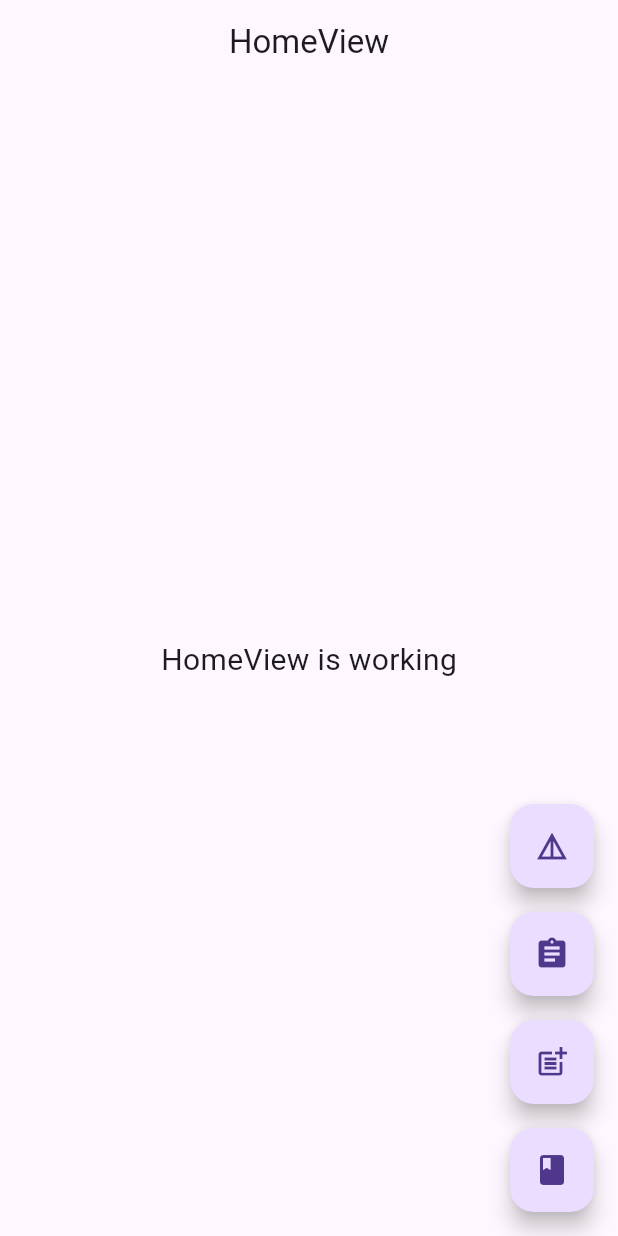
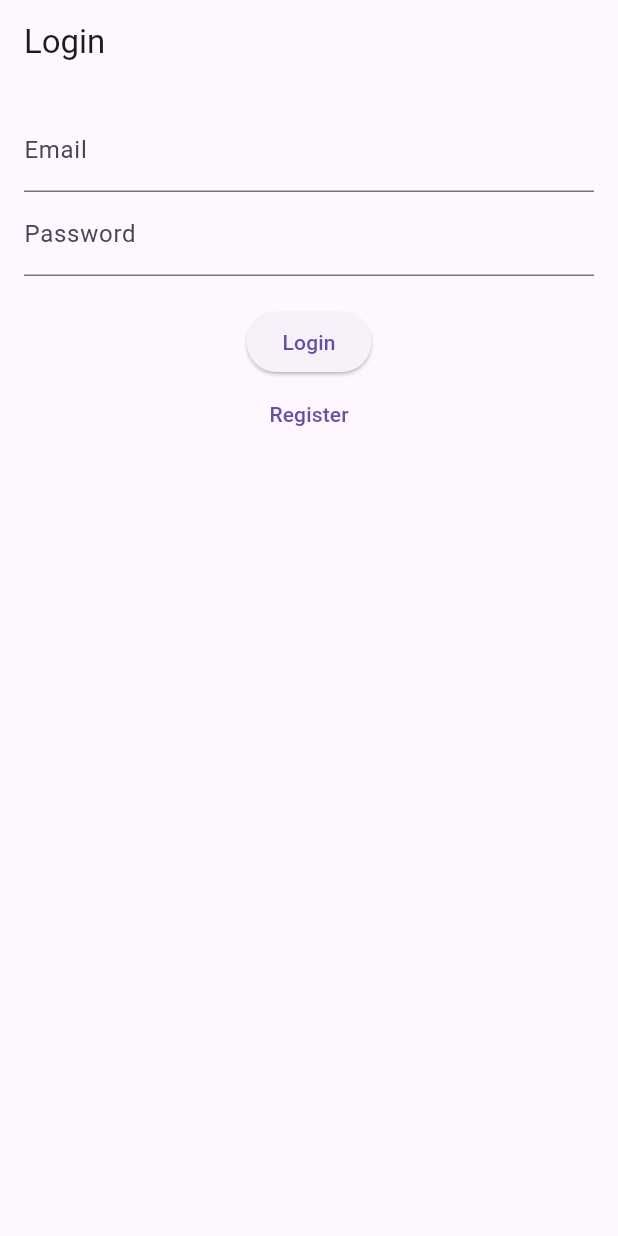
Before and after one commit to IlyasAlhafiz/rpl1getx, a Flutter app: the screen it shows after launch, on a phone screen of 412 x 824 dp. Run offline on Flutter 3.47's test engine with Material 3 defaults, Android fonts, the phone set to English and light mode, and no system bars; our stand-ins replace convex_bottom_bar, get, get_storage, just_audio.

Commit message:
update auth

```diff
--- /dev/null
+++ b/lib/app/middlewares/auth_middleware.dart
@@ -0,0 +1,16 @@
+import 'package:flutter/material.dart';
+import 'package:get/get.dart';
+import 'package:get_storage/get_storage.dart';
+
+class AuthMiddleware extends GetMiddleware {
+  final box = GetStorage();
+
+  @override
+  RouteSettings? redirect(String? route) {
+    final token = box.read('token');
+    if (token == null && route != '/auth/login' && route != '/auth/register') {
+      return const RouteSettings(name: '/auth/login');
+    }
+    return null;
+  }
+}
--- /dev/null
+++ b/lib/app/modules/auth/controllers/auth_controller.dart
@@ -0,0 +1,47 @@
+import 'package:get/get.dart';
+import 'package:rpl1getx/app/services/auth_service.dart';
+import 'package:get_storage/get_storage.dart';
+import '../../../routes/app_pages.dart';
+
+class AuthController extends GetxController {
+  final AuthService api = AuthService();
+  final box = GetStorage();
+
+  var isLoading = false.obs;
+
+  Future<void> login(String email, String password) async {
+    isLoading.value = true;
+    final res = await api.login(email, password);
+    isLoading.value = false;
+
+    if (res.statusCode == 200) {
+      final token = res.body['access_token'];
+      box.write('token', token);
+      Get.offAllNamed(Routes.HOME);
+    } else {
+      Get.snackbar("Error", res.body['message'] ?? "Login gagal");
+    }
+  }
+
+  Future<void> register(String name, String email, String password) async {
+    isLoading.value = true;
+    final res = await api.register(name, email, password);
+    isLoading.value = false;
+
+    if (res.statusCode == 201) {
+      Get.snackbar("Success", "Register berhasil");
+      Get.offAllNamed(Routes.LOGIN);
+    } else {
+      Get.snackbar("Error", res.body.toString());
+    }
+  }
+
+  Future<void> logout() async {
+    final token = box.read('token');
+    if (token != null) {
+      await api.logout(token);
+    }
+    box.remove('token');
+    Get.offAllNamed(Routes.LOGIN);
+  }
+}
--- /dev/null
+++ b/lib/app/modules/auth/views/login_view.dart
@@ -0,0 +1,47 @@
+import 'package:flutter/material.dart';
+import 'package:get/get.dart';
+import '../controllers/auth_controller.dart';
+import '../../../routes/app_pages.dart';
+
+class LoginView extends StatelessWidget {
+  final AuthController c = Get.put(AuthController());
+
+  final emailC = TextEditingController();
+  final passC = TextEditingController();
+
+  @override
+  Widget build(BuildContext context) {
+    return Scaffold(
+      appBar: AppBar(title: Text("Login")),
+      body: Padding(
+        padding: EdgeInsets.all(16),
+        child: Column(
+          children: [
+            TextField(
+              controller: emailC,
+              decoration: InputDecoration(labelText: "Email"),
+            ),
+            TextField(
+              controller: passC,
+              decoration: InputDecoration(labelText: "Password"),
+              obscureText: true,
+            ),
+            SizedBox(height: 20),
+            Obx(
+              () => c.isLoading.value
+                  ? CircularProgressIndicator()
+                  : ElevatedButton(
+                      onPressed: () => c.login(emailC.text, passC.text),
+                      child: Text("Login"),
+                    ),
+            ),
+            TextButton(
+              onPressed: () => Get.toNamed(Routes.REGISTER),
+              child: Text("Register"),
+            ),
+          ],
+        ),
+      ),
+    );
+  }
+}
--- a/lib/app/modules/home/views/home_view.dart
+++ b/lib/app/modules/home/views/home_view.dart
@@ -1,53 +1,89 @@
+import 'package:convex_bottom_bar/convex_bottom_bar.dart';
 import 'package:flutter/material.dart';
 import 'package:get/get.dart';
+import 'package:rpl1getx/app/modules/FormPendaftaran/views/form_pendaftaran_view.dart';
+import 'package:rpl1getx/app/modules/alquran/views/alquran_view.dart';
+import 'package:rpl1getx/app/modules/counter/views/counter_view.dart';
+import 'package:rpl1getx/app/modules/post/views/post_view.dart';
+import 'package:rpl1getx/app/modules/profile/views/profile_view.dart';
 import '../controllers/home_controller.dart';
 
+// class HomeView extends GetView<HomeController> {
+//   const HomeView({super.key});
+//   @override
+//   Widget build(BuildContext context) {
+//     return Scaffold(
+//       appBar: AppBar(
+//         title: const Text('HomeView'),
+//         centerTitle: true,
+//       ),
+//       body: Center(
+//         child: Text('HomeView is working', style: TextStyle(fontSize: 20)),
+//       ),
+//       floatingActionButton: Column(
+//         mainAxisSize: MainAxisSize.min,
+//         crossAxisAlignment: CrossAxisAlignment.end,
+//         children: [
+//           InkWell(
+//             onTap: () => Get.toNamed('/details'),
+//             child: FloatingActionButton(
+//               heroTag: 'details',
+//               onPressed: () => Get.toNamed('/details'),
+//               child: const Icon(Icons.details),
+//               tooltip: 'Go to Details',
+//             ),
+//           ),
+
+//           const SizedBox(height: 16),
+//           FloatingActionButton(
+//             heroTag: 'form',
+//             onPressed: () => Get.toNamed('/form-pendaftaran'),
+//             child: const Icon(Icons.assignment),
+//             tooltip: 'Go to Forms',
+//           ),
+
+//           const SizedBox(height: 16),
+//           FloatingActionButton(
+//             onPressed:  () => Get.toNamed('/post'),
+//             child: const Icon(Icons.post_add),
+//             tooltip: 'Go to Posts',
+//           ),
+
+//           const SizedBox(height: 16),
+//           FloatingActionButton(onPressed: () => Get.toNamed('/alquran'),
+//             child: const Icon(Icons.book),
+//             tooltip: 'Go to Alquran',
+//           ),
+
+//           const SizedBox(height: 16),
+//           FloatingActionButton(onPressed: () => Get.toNamed('/login'),
+//             child: const Icon(Icons.person),
+//             tooltip: 'Go to Login',
+//           ),
+//         ],
+//       ),
+//     );
+//   }
+// }
+
 class HomeView extends GetView<HomeController> {
-  const HomeView({super.key});
+  HomeView({super.key});
+
+  final List<Widget> pages = [CounterView(), PostView(), FormPendaftaranView(), AlquranView(), ProfileView()];
+
   @override
   Widget build(BuildContext context) {
     return Scaffold(
-      appBar: AppBar(
-        title: const Text('HomeView'),
-        centerTitle: true,
-      ),
-      body: Center(
-        child: Text('HomeView is working', style: TextStyle(fontSize: 20)),
-      ),
-      floatingActionButton: Column(
-        mainAxisSize: MainAxisSize.min,
-        crossAxisAlignment: CrossAxisAlignment.end,
-        children: [
-          InkWell(
-            onTap: () => Get.toNamed('/details'),
-            child: FloatingActionButton(
-              heroTag: 'details',
-              onPressed: () => Get.toNamed('/details'),
-              child: const Icon(Icons.details),
-              tooltip: 'Go to Details',
-            ),
-          ),
-
-          const SizedBox(height: 16),
-          FloatingActionButton(
-            heroTag: 'form',
-            onPressed: () => Get.toNamed('/form-pendaftaran'),
-            child: const Icon(Icons.assignment),
-            tooltip: 'Go to Forms',
-          ),
-
-          const SizedBox(height: 16),
-          FloatingActionButton(
-            onPressed:  () => Get.toNamed('/post'),
-            child: const Icon(Icons.post_add),
-            tooltip: 'Go to Posts',
-          ),
-
-          const SizedBox(height: 16),
-          FloatingActionButton(onPressed: () => Get.toNamed('/alquran'),
-            child: const Icon(Icons.book),
-            tooltip: 'Go to Alquran',
-          ),
+      body : Obx(() => pages[controller.selectedIndex.value]),
+      bottomNavigationBar: ConvexAppBar(
+        initialActiveIndex: 0,
+        onTap: controller.changePage,
+        items: const [
+          TabItem(icon: Icons.router, title: 'Counter'),
+          TabItem(icon: Icons.post_add, title: 'Post'),
+          TabItem(icon: Icons.assignment, title: 'Form'),
+          TabItem(icon: Icons.book, title: 'Alquran'),
+          TabItem(icon: Icons.person, title: 'Profile'),
         ],
       ),
     );
--- a/lib/app/routes/app_routes.dart
+++ b/lib/app/routes/app_routes.dart
@@ -8,6 +8,10 @@ abstract class Routes {
   static const FORM_PENDAFTARAN = _Paths.FORM_PENDAFTARAN;
   static const POST = _Paths.POST;
   static const ALQURAN = _Paths.ALQURAN;
+  static const AUTH = _Paths.AUTH;
+  static const REGISTER = _Paths.REGISTER;
+  static const LOGIN = _Paths.LOGIN;
+  static const PROFILE = _Paths.PROFILE;
 }
 
 abstract class _Paths {
@@ -17,4 +21,8 @@ abstract class _Paths {
   static const FORM_PENDAFTARAN = '/form-pendaftaran';
   static const POST = '/post';
   static const ALQURAN = '/alquran';
+  static const AUTH = '/auth';
+  static const REGISTER = '/register';
+  static const LOGIN = '/login';
+  static const PROFILE = '/profile';
 }
--- /dev/null
+++ b/lib/app/services/auth_service.dart
@@ -0,0 +1,41 @@
+import 'package:get/get.dart';
+
+class AuthService extends GetConnect {
+  final authUrl = "http://127.0.0.1:8000/api";
+
+  @override
+  void onInit() {
+    httpClient.defaultContentType = "application/json";
+    httpClient.addRequestModifier<dynamic>((request) {
+      request.headers['Accept'] = 'application/json';
+      return request;
+    });
+    super.onInit();
+  }
+
+  Future<Response> login(String email, String password) {
+    return post(
+      '$authUrl/login',
+      {"email": email, "password": password},
+      headers: {"Accept": "application/json"},
+    );
+  }
+
+  Future<Response> register(String name, String email, String password) {
+    return post(
+      '$authUrl/register',
+      {"name": name, "email": email, "password": password},
+      headers: {"Accept": "application/json"},
+    );
+  }
+
+  Future<Response> logout(String token) {
+    return post(
+      '$authUrl/logout',
+      {},
+      headers: {"Authorization": "Bearer $token", "Accept": "application/json"},
+    );
+  }
+
+  Future getProfile(token) async {}
+}
--- a/pubspec.yaml
+++ b/pubspec.yaml
@@ -40,6 +40,8 @@ dependencies:
   # Use with the CupertinoIcons class for iOS style icons.
   cupertino_icons: ^1.0.8
   get: ^4.7.2
+  get_storage: ^2.1.1
+  convex_bottom_bar: ^3.2.0
 
 dev_dependencies:
   flutter_test:
```
Also changed, not shown: lib/app/modules/auth/bindings/auth_binding.dart (added, +12 -0 lines), lib/app/modules/auth/views/auth_view.dart (added, +24 -0 lines), lib/app/modules/auth/views/register_view.dart (added, +48 -0 lines), lib/app/modules/counter/views/counter_view.dart (+11 -9 lines), lib/app/modules/home/controllers/home_controller.dart (+3 -17 lines), lib/app/modules/profile/bindings/profile_binding.dart (added, +12 -0 lines), lib/app/modules/profile/controllers/profile_controller.dart (added, +73 -0 lines), lib/app/modules/profile/views/profile_view.dart (added, +146 -0 lines), lib/app/routes/app_pages.dart (+33 -2 lines), lib/main.dart (+9 -2 lines), pubspec.lock.
